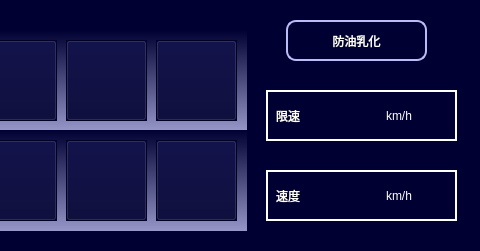
Above: vehiclestatusarea.ui from 994656234/HHL before the change; both pictures show x 544 to 1024 and y 0 to 251 of the 1024 by 251 pixel window. Below: the same form after it.
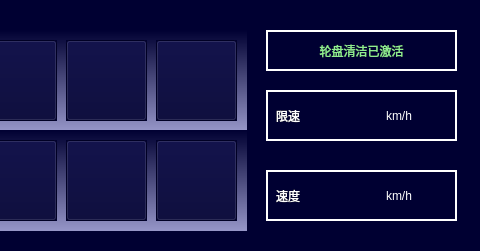
That is the form after the change.

Commit message: 帮助界面，轮盘清洁已激活，SIV软件版本显示问题

Patch:
```diff
--- a/vehiclestatusarea.ui
+++ b/vehiclestatusarea.ui
@@ -1184,31 +1184,6 @@
     <string>火灾消音</string>
    </property>
   </widget>
-  <widget class="QPushButton" name="BTN_fangyou">
-   <property name="geometry">
-    <rect>
-     <x>830</x>
-     <y>20</y>
-     <width>141</width>
-     <height>41</height>
-    </rect>
-   </property>
-   <property name="focusPolicy">
-    <enum>Qt::NoFocus</enum>
-   </property>
-   <property name="whatsThis">
-    <string>2</string>
-   </property>
-   <property name="styleSheet">
-    <string notr="true">border:2px solid rgb(187,188,247);
-color: rgb(255, 255, 255);
-font:14px &quot;微软雅黑&quot;;
-border-radius:10px;</string>
-   </property>
-   <property name="text">
-    <string>防油乳化</string>
-   </property>
-  </widget>
   <widget class="QLabel" name="lbl_qianyinfengsuo">
    <property name="geometry">
     <rect>
@@ -1257,6 +1232,31 @@
     <set>Qt::AlignLeading|Qt::AlignLeft|Qt::AlignVCenter</set>
    </property>
   </widget>
+  <widget class="QLabel" name="label_wheelclean">
+   <property name="geometry">
+    <rect>
+     <x>810</x>
+     <y>30</y>
+     <width>191</width>
+     <height>41</height>
+    </rect>
+   </property>
+   <property name="styleSheet">
+    <string notr="true">QLabel
+{
+color:lightgreen;
+font:20px &quot;微软雅黑&quot;;
+border:2px  solid;
+	border-color: rgb(255, 255, 255);
+}</string>
+   </property>
+   <property name="text">
+    <string>轮盘清洁已激活</string>
+   </property>
+   <property name="alignment">
+    <set>Qt::AlignCenter</set>
+   </property>
+  </widget>
   <zorder>LBLSpeed</zorder>
   <zorder>label</zorder>
   <zorder>label_2</zorder>
```
Left out of the diff: 2 changed lines with no effect on the pictures. The commit also changes 7 other files.
